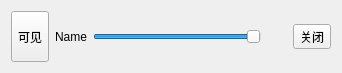
BeQuiet1228/FreeCAD, file src/DataVisualization/3D/ControlerItem.ui: the form before one commit.
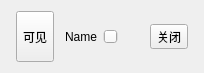
The form after the commit.

```diff
--- a/src/DataVisualization/3D/ControlerItem.ui
+++ b/src/DataVisualization/3D/ControlerItem.ui
@@ -6,7 +6,7 @@
    <rect>
     <x>0</x>
     <y>0</y>
-    <width>342</width>
+    <width>204</width>
     <height>73</height>
    </rect>
   </property>
@@ -33,6 +33,12 @@
       <layout class="QHBoxLayout" name="horizontalLayout">
        <item>
         <widget class="QLabel" name="labelName">
+         <property name="sizePolicy">
+          <sizepolicy hsizetype="Fixed" vsizetype="Preferred">
+           <horstretch>0</horstretch>
+           <verstretch>0</verstretch>
+          </sizepolicy>
+         </property>
          <property name="text">
           <string>Name</string>
          </property>
@@ -40,6 +46,12 @@
        </item>
        <item>
         <widget class="QSlider" name="horizontalSlider">
+         <property name="sizePolicy">
+          <sizepolicy hsizetype="Preferred" vsizetype="Fixed">
+           <horstretch>0</horstretch>
+           <verstretch>0</verstretch>
+          </sizepolicy>
+         </property>
          <property name="maximum">
           <number>100</number>
          </property>
@@ -53,6 +65,12 @@
        </item>
        <item>
         <widget class="QWidget" name="widget" native="true">
+         <property name="sizePolicy">
+          <sizepolicy hsizetype="Fixed" vsizetype="Preferred">
+           <horstretch>0</horstretch>
+           <verstretch>0</verstretch>
+          </sizepolicy>
+         </property>
          <property name="minimumSize">
           <size>
            <width>20</width>
```
